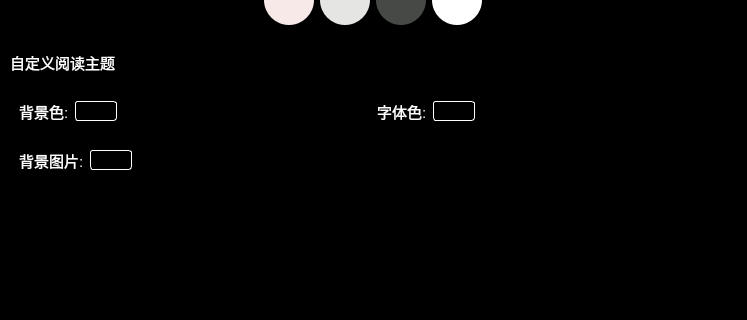
This is pyqt_app/ui/more_widget.ui in fffoobibi/pyqt_novel as Qt 5 draws it before an edit; both pictures show x 0 to 747 and y 154 to 474 of the 747 by 652 pixel window. The edited form follows.
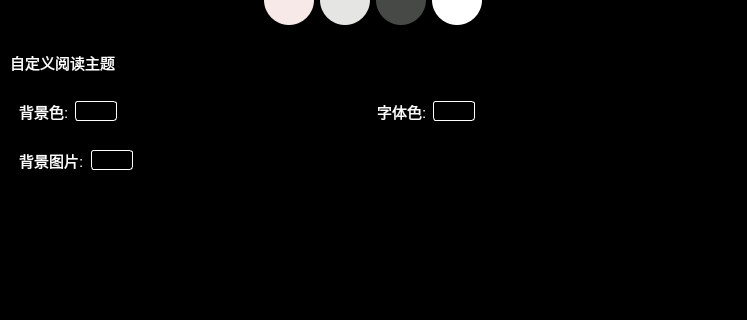
This is the edited form. Icons and pictures are not drawn. Custom widgets are drawn as their Qt base class.

Patch:
```diff
--- a/pyqt_app/ui/more_widget.ui
+++ b/pyqt_app/ui/more_widget.ui
@@ -1185,6 +1185,9 @@
           <enum>QFrame::Raised</enum>
          </property>
          <layout class="QHBoxLayout" name="horizontalLayout_11">
+          <property name="spacing">
+           <number>0</number>
+          </property>
           <item>
            <widget class="QLabel" name="label_13">
             <property name="text">
@@ -1192,6 +1195,22 @@
             </property>
            </widget>
           </item>
+          <item>
+           <spacer name="horizontalSpacer_7">
+            <property name="orientation">
+             <enum>Qt::Horizontal</enum>
+            </property>
+            <property name="sizeType">
+             <enum>QSizePolicy::Fixed</enum>
+            </property>
+            <property name="sizeHint" stdset="0">
+             <size>
+              <width>7</width>
+              <height>20</height>
+             </size>
+            </property>
+           </spacer>
+          </item>
           <item>
            <widget class="QPushButton" name="background_button">
             <property name="cursor">
```
Left out of the diff: 21 changed lines with no effect on the pictures.
